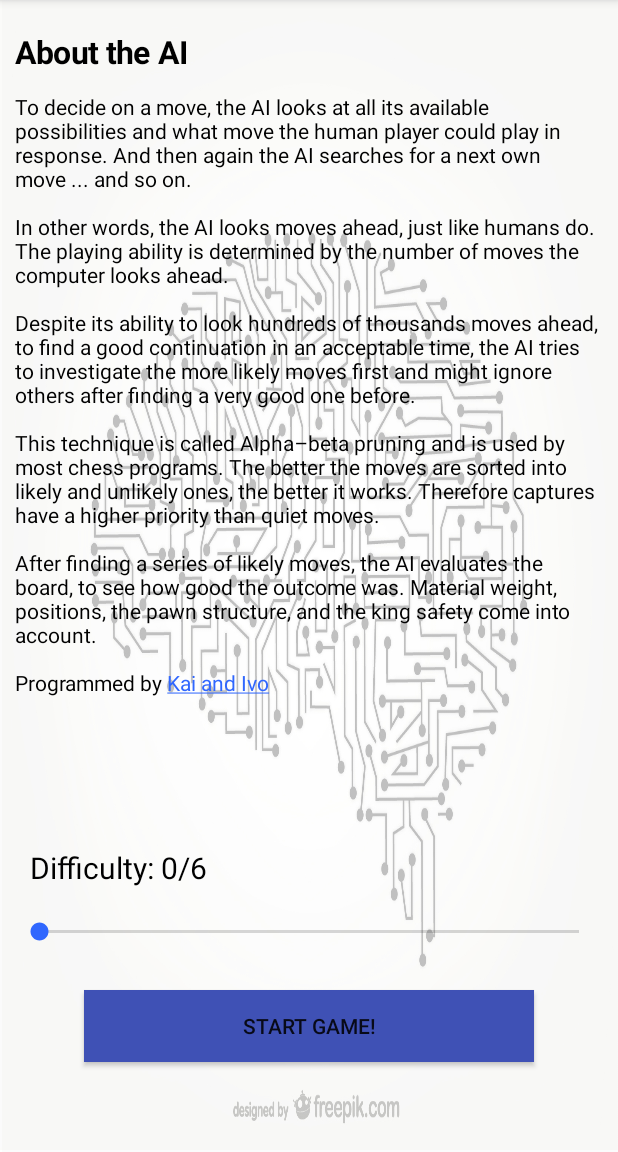
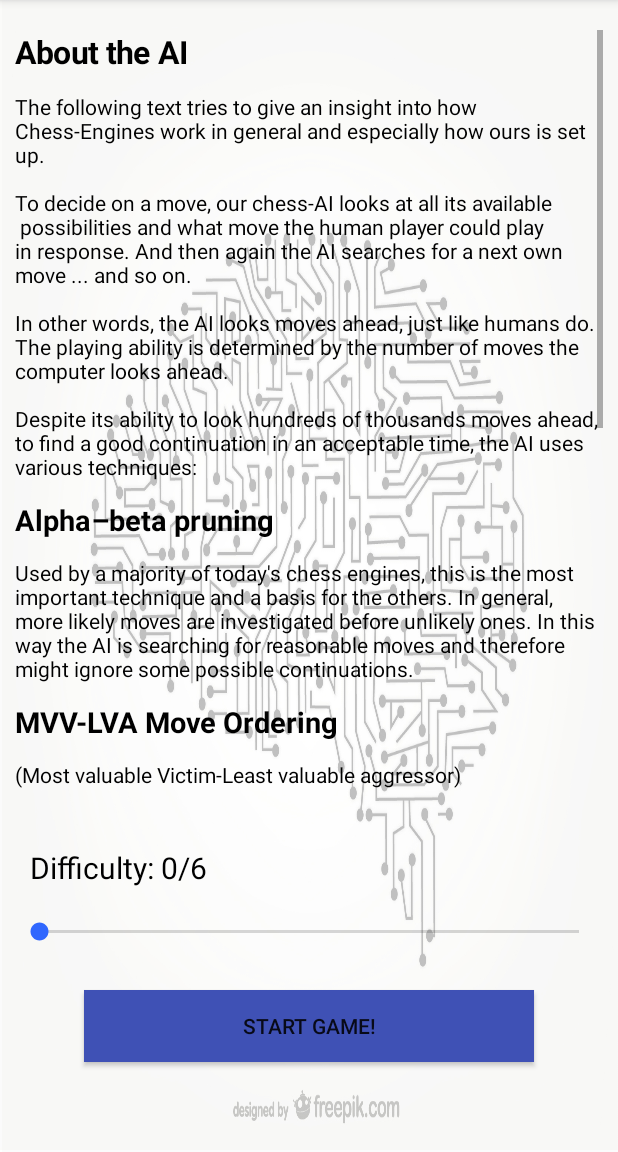
Before and after one commit to Cthaeeh/Verschachtelt, an Android app: the AISettings screen opened directly, with no data from a screen before it, on a phone screen of 412 x 824 dp, the part 84-1236 px from its top. Run offline under Robolectric (Android 15) with nearby library versions, the phone set to English and light mode, and no system bars.

Commit message:
Added new longer AI-Description in horrible HTML, but i am to lazy to write it myself

```diff
--- a/app/src/main/java/com/example/kai/verschachtelt/activitys/GameActivity.java
+++ b/app/src/main/java/com/example/kai/verschachtelt/activitys/GameActivity.java
@@ -98,8 +98,6 @@ public class GameActivity extends Activity implements View.OnClickListener{
         menuButton.setText(R.string.menu_button);
         undoButton.setOnClickListener(this);
         menuButton.setOnClickListener(this);
-        // hide the button for now!
-        //menuButton.setVisibility(View.GONE);
     }
 
     @Override
--- a/app/src/main/res/layout/item_puzzle.xml
+++ b/app/src/main/res/layout/item_puzzle.xml
@@ -1,7 +1,7 @@
 <?xml version="1.0" encoding="utf-8"?>
 <RelativeLayout xmlns:android="http://schemas.android.com/apk/res/android"
     android:layout_width="match_parent"
-    android:layout_height="120dp"
+    android:layout_height="100dp"
     android:background="@drawable/border">
     <TextView
         android:layout_width="wrap_content"
@@ -19,11 +19,11 @@
         android:layout_height="wrap_content"
         android:text="Description"
         android:textSize="16dp"
+        android:layout_marginTop="8dp"
         android:id="@+id/puzzleDescription"
         android:layout_marginLeft="20dp"
-        android:layout_centerVertical="true"
-        android:layout_alignStart="@+id/puzzleName"
-        android:layout_marginStart="10dp" />
+        android:layout_below="@+id/puzzleName"
+        android:layout_alignStart="@+id/puzzleName" />
 
     <TextView
         android:layout_width="wrap_content"
@@ -32,11 +32,11 @@
         android:textSize="16dp"
         android:id="@+id/puzzleDifficulty"
         android:layout_marginRight="10dp"
+        android:layout_marginBottom="8dp"
         android:textStyle="normal"
         android:textColor="@color/gameModeColor"
         android:layout_alignParentBottom="true"
-        android:layout_alignStart="@+id/puzzleDescription"
-        android:layout_marginBottom="13dp" />
+        android:layout_alignStart="@+id/puzzleDescription" />
 
     <ImageView
         android:layout_width="48dp"
--- a/app/src/main/res/values/strings.xml
+++ b/app/src/main/res/values/strings.xml
@@ -7,35 +7,136 @@
 
     <string name="puzzle_selection_headline">Select a Puzzle!</string>
     <string name="difficulty_text">Difficulty: </string>
-    <string name="aboutAI"><![CDATA[
-    <div id="page">
-		<div id="header">
-			<h1>About the AI</h1>
-		</div>
-		<div id="content">
-			<p>
-				To decide on a move, the AI looks at all its available possibilities and what move the human player could play in response. And then again the AI searches for a next own move ... and so on.
+    <string name="aboutAI"><![CDATA[<html>
+<head>
+<meta content="text/html; charset=UTF-8" http-equiv="content-type">
+</head>
+<body class="c12">
+<h1 class="c1 c11" id="h.ohq6na5gtdhr">
+<span class="c4">
+About the AI
+</span>
+</h1>
+<p class="c0">
+<span>
+</span>
 </p>
-            <p>
+<p class="c1">
+<span class="c6 c13">
+The following text tries to give an insight into how Chess-Engines work in general and especially how ours is set up.
+</span>
+</p>
+<p class="c0">
+<span>
+</span>
+</p>
+<p class="c1">
+<span class="c3">
+To decide on a move, our chess-AI looks at all
+</span>
+<span class="c3">
+its available
+</span>
+<span class="c3">
+&nbsp;possibilities and what move the human player could play in response. And then again the AI searches for a next own move ... and so on.
+</span>
+</p>
+<p class="c0">
+<span class="c3">
+</span>
+</p>
+<p class="c1">
+<span class="c3">
 In other words, the AI looks moves ahead, just like humans do. The playing ability is determined by the number of moves the computer looks ahead.
+</span>
 </p>
-            <p>
-                Despite its ability to look hundreds of thousands moves ahead, to find a good continuation in an acceptable time, the AI tries to investigate the more likely moves first and might ignore others after finding a very good one before.
+<p class="c0">
+<span class="c3">
+</span></p>
+<p class="c1">
+<span class="c3">
+Despite its ability to look hundreds of thousands moves ahead, to find a good continuation in an acceptable time, the AI uses various techniques:
+</span>
 </p>
-            <p>
-                This technique is called Alpha–beta pruning and is used by most chess programs. The better the moves are sorted into likely and unlikely ones, the better it works. Therefore captures have a higher priority than quiet moves.
+<h2 class="c1 c11" id="h.s9n3ya92iw1g">
+<span class="c4">
+Alpha&ndash;beta pruning
+</span>
+</h2>
+<p class="c1"><span class="c3">
+Used by a majority of today&#39;s chess engines, this is the most important technique and a basis for the others. In general, more likely moves are investigated before unlikely ones. In this way the AI is searching for reasonable moves and therefore might ignore some possible continuations.
+</span>
 </p>
-            <p>
+<h2 class="c1 c11" id="h.ohq6na5gtdhr">
+<span class="c4">
+MVV-LVA Move Ordering
+</span>
+</h2>
+<p class="c1">
+<span class="c6 c7">
+(Most valuable Victim-Least valuable aggressor)
+</span>
+</p>
+<p class="c1">
+<span class="c3">
+This is the main procedure for determining the likelihood of a move.
+<br>
+Mostly, capture moves are more interesting than quiet moves.
+</span>
+</p>
+<p class="c1">
+<span class="c3">
+Further, within the capture moves there are more and less interesting ones, depending on how they change the game, e.g. capturing a queen with a pawn is way more valuable than capturing a pawn with a queen.
+</span>
+</p>
+<h2 class="c1 c11" id="h.swx82vspor5z">
+<span class="c4">
+Killer Heuristics
+</span>
+</h2>
+<p class="c1"><span class="c3">
+Even the quiet moves have an order of interestingness.
+<br>
+Since this depends on the particular game situation, the program looks at the history of moves that turned out to be interesting and if they are applicable again, it gives them a try again.
+</span>
+</p>
+<p class="c0">
+<span class="c3">
+</span>
+</p>
+<p class="c0">
+<span class="c3">
+</span>
+</p>
+<h2 class="c1 c11" id="h.992z97rbk2so">
+<span class="c4">
+Board Evaluation
+</span>
+</h2>
+<p class="c1">
+<span class="c3">
 After finding a series of likely moves, the AI evaluates the board, to see how good the outcome was. Material weight, positions, the pawn structure, and the king safety come into account.
+</span>
 </p>
-		</div>
-		<div id="footer">
-			<p>
-				Programmed by <a href="/" target="_blank">Kai and Ivo</a>
+<p class="c0">
+<span class="c3">
+</span>
 </p>
-		</div>
-	</div>
-    ]]>
+<p class="c1">
+<span class="c3">
+There are various other techniques, that can increase the playing strength of a chess program greatly but are not used in ours. &nbsp;
+</span>
+</p>
+<p class="c0">
+<span class="c3">
+</span>
+</p>
+<p class="c0">
+<span>
+</span>
+</p>
+<div class="c9">
+</div></body></html>]]>
     </string>
 
 
```
Lines whose indentation alone changed are shown as unchanged.
